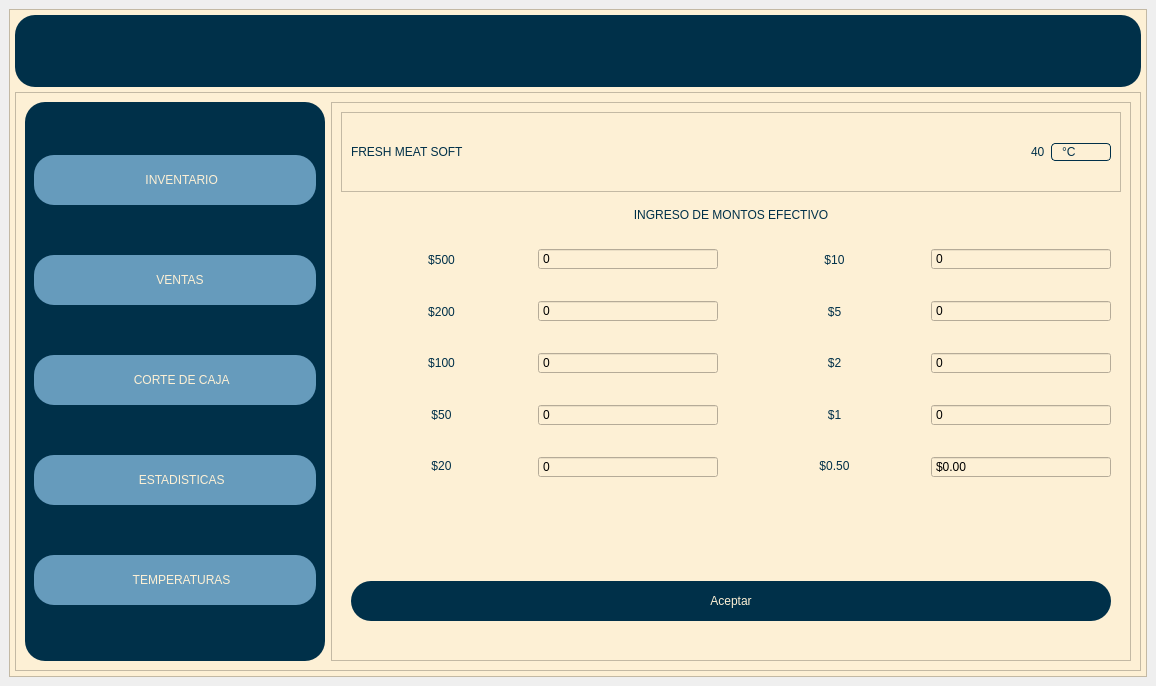
Qt form carniceria.ui (CarlosEOrt/freshMeatSoft) before a commit.
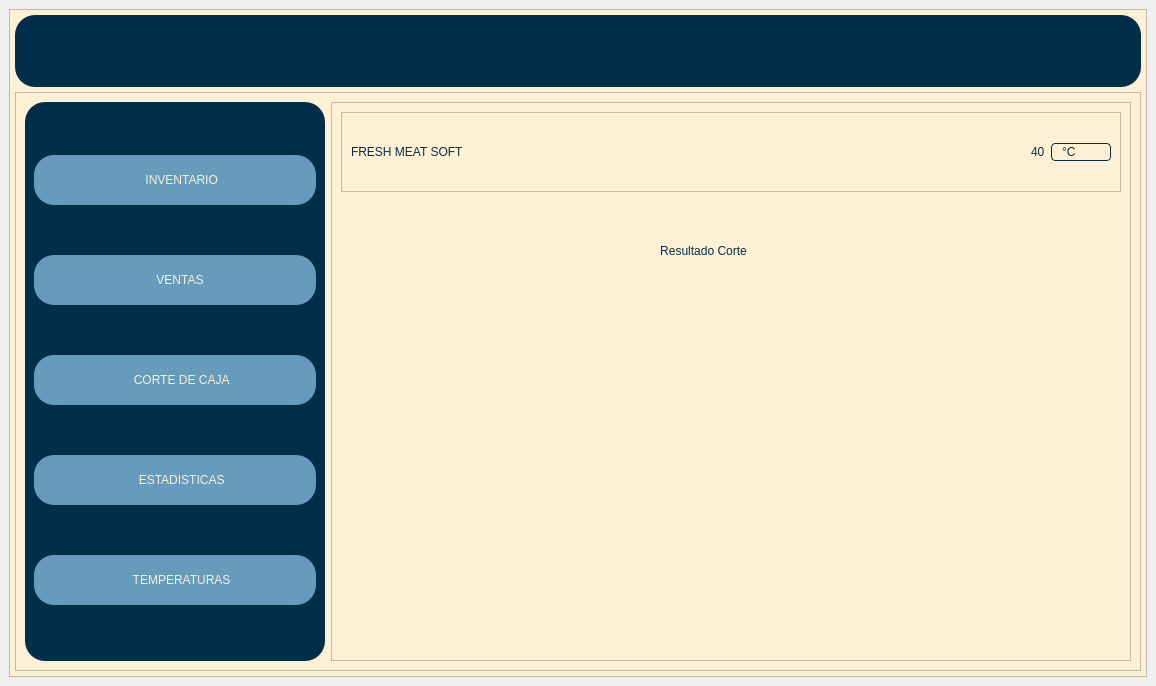
The same form after that commit. Icons and pictures are not drawn.

Commit message: Avance Corte de Caja: Generacion de PDF corte

Diff of the .ui file:
```diff
--- a/carniceria.ui
+++ b/carniceria.ui
@@ -703,7 +703,7 @@
                    <bool>true</bool>
                   </property>
                   <property name="currentIndex">
-                   <number>7</number>
+                   <number>8</number>
                   </property>
                   <widget class="QWidget" name="page_temperaturas">
                    <layout class="QVBoxLayout" name="verticalLayout_22">
@@ -2236,6 +2236,27 @@
                     </item>
                    </layout>
                   </widget>
+                  <widget class="QWidget" name="page_resultado_corte">
+                   <widget class="QLabel" name="lbl_titulo_resultado_corte">
+                    <property name="geometry">
+                     <rect>
+                      <x>290</x>
+                      <y>40</y>
+                      <width>143</width>
+                      <height>23</height>
+                     </rect>
+                    </property>
+                    <property name="layoutDirection">
+                     <enum>Qt::LeftToRight</enum>
+                    </property>
+                    <property name="text">
+                     <string>Resultado Corte</string>
+                    </property>
+                    <property name="alignment">
+                     <set>Qt::AlignCenter</set>
+                    </property>
+                   </widget>
+                  </widget>
                   <widget class="QWidget" name="page_credenciales_editar">
                    <layout class="QVBoxLayout" name="verticalLayout_9">
                     <item>
```
The commit also changes 9 other files.
